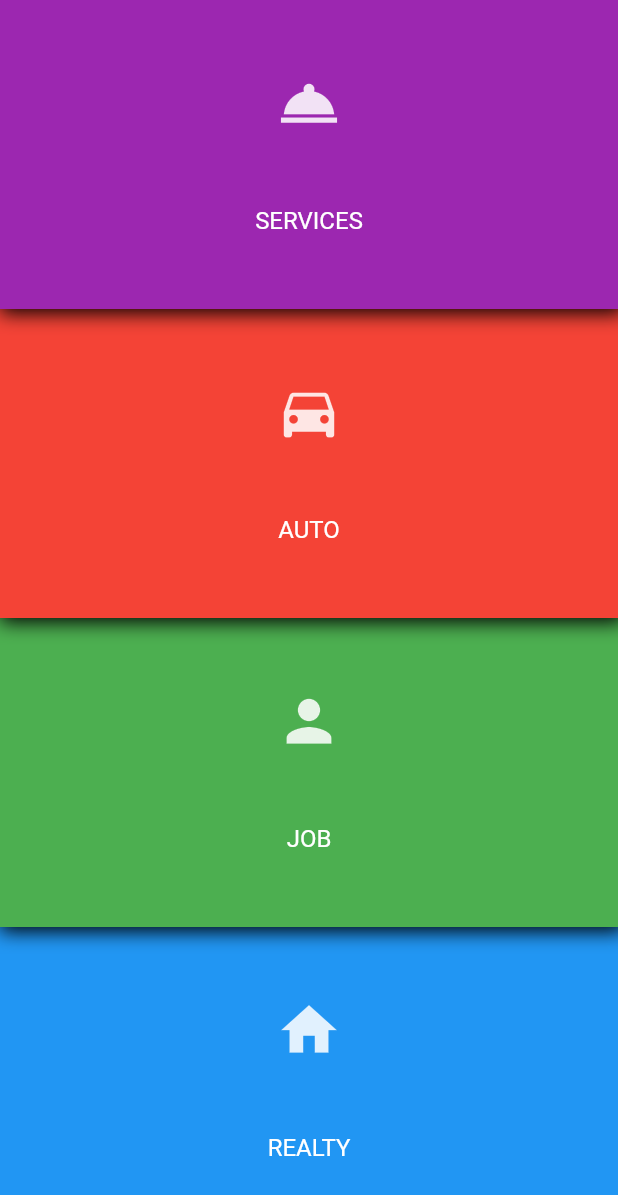
After one commit to goldvenus/Flutter-Sample, a Flutter app: the MainMenuNavigations screen opened directly, after a tap on "Header Navigation", on a phone screen of 412 x 824 dp. The commit adds this screen. Shown: the top 1195 px of the screen. Run offline on Flutter 3.47's test engine with Material 2 defaults, Android fonts, the phone set to English and light mode, and no system bars; missing offline and left inert: circle_wheel_scroll; network calls fail.

Commit message:
menu navigation added

```diff
--- a/lib/animations/main_animations.dart
+++ b/lib/animations/main_animations.dart
@@ -1,8 +1,9 @@
 import 'package:flutter/material.dart';
 import 'package:flutter_samples/animations/circular_list/circular_list_page.dart';
 import 'package:flutter_samples/animations/custom_appbar/my_custom_appbar_page.dart';
-import 'package:flutter_samples/animations/foldable_animation.dart';
+import 'package:flutter_samples/animations/foldable/foldable_animation.dart';
 import 'package:flutter_samples/animations/list_details/list_page.dart';
+import 'package:flutter_samples/animations/split_widget/main_split_widget.dart';
 import 'package:flutter_samples/main.dart';
 
 import 'custom_sliverheader/custom_sliver_header.dart';
@@ -10,7 +11,7 @@ import 'custom_sliverheader/custom_sliver_header.dart';
 class MainAnimations extends StatefulWidget {
   @override
   MainAnimationsState createState() {
-    return new MainAnimationsState();
+    return MainAnimationsState();
   }
 }
 
@@ -60,6 +61,12 @@ class MainAnimationsState extends State<MainAnimations> {
                 onButtonTap(CustomSliverHeader());
               },
             ),
+            MyMenuButton(
+              title: "Split Widget",
+              actionTap: () {
+                onButtonTap(MainSplitWidget());
+              },
+            ),
           ],
         ),
       ),
--- a/lib/main.dart
+++ b/lib/main.dart
@@ -6,11 +6,11 @@ import 'package:flutter_samples/collapsing_toolbar/main_collapsing_toolbar.dart'
 import 'package:flutter_samples/communication_widgets/main_communication_widgets.dart';
 import 'package:flutter_samples/fetch_data/main_fetch_data.dart';
 import 'package:flutter_samples/hero_animations/main_hero_animations.dart';
+import 'package:flutter_samples/menu_navigations/main_menu_navigations.dart';
 import 'package:flutter_samples/persistent_tabbar/main_persistent_tabbar.dart';
 import 'package:flutter_samples/scroll_controller/main_scroll_controller.dart';
 import 'package:flutter_samples/size_and_position/main_size_and_position.dart';
 import 'package:flutter_samples/split_image/main_split_image.dart';
-import 'package:flutter_samples/split_widget/main_split_widget.dart';
 
 void main() => runApp(MaterialApp(
       theme: ThemeData(
@@ -126,9 +126,9 @@ class MyAppState extends State<MyApp> {
               },
             ),
             MyMenuButton(
-              title: "Split Widget",
+              title: "Menu Navigations",
               actionTap: () {
-                onButtonTap(MainSplitWidget());
+                onButtonTap(MainMenuNavigations());
               },
             ),
           ],
--- /dev/null
+++ b/lib/menu_navigations/content_navigation.dart
@@ -0,0 +1,70 @@
+import 'package:flutter/material.dart';
+
+class ContentNavigation extends StatelessWidget {
+  final Color color;
+
+  const ContentNavigation({Key key, this.color}) : super(key: key);
+
+  @override
+  Widget build(BuildContext context) {
+    return GridView.count(
+      crossAxisCount: 2,
+      childAspectRatio: 1 / 1.5,
+      mainAxisSpacing: 10,
+      crossAxisSpacing: 15,
+      padding: const EdgeInsets.all(15),
+      children: [
+        ContentItem(
+          color: color,
+        ),
+        ContentItem(
+          color: color,
+        ),
+        ContentItem(
+          color: color,
+        ),
+        ContentItem(
+          color: color,
+        ),
+      ],
+    );
+  }
+}
+
+class ContentItem extends StatelessWidget {
+  final Color color;
+
+  const ContentItem({Key key, this.color}) : super(key: key);
+
+  @override
+  Widget build(BuildContext context) {
+    return Container(
+      color: color.withOpacity(0.5),
+      alignment: Alignment.bottomCenter,
+      child: Padding(
+        padding: const EdgeInsets.all(8.0),
+        child: Column(
+          mainAxisSize: MainAxisSize.min,
+          crossAxisAlignment: CrossAxisAlignment.stretch,
+          children: [
+            Container(
+              height: 7,
+              color: color.withOpacity(0.6),
+            ),
+            const SizedBox(
+              height: 5,
+            ),
+            Container(
+              height: 7,
+              margin: const EdgeInsets.only(right: 10),
+              color: color.withOpacity(0.6),
+            ),
+            const SizedBox(
+              height: 15,
+            ),
+          ],
+        ),
+      ),
+    );
+  }
+}
--- /dev/null
+++ b/lib/menu_navigations/header_navigation/header_navigation.dart
@@ -0,0 +1,161 @@
+import 'package:flutter/material.dart';
+
+class HeaderNavigationItem {
+  final Color colorBackground;
+  final Color colorForeground;
+  final Widget icon;
+  final String title;
+  final Widget child;
+
+  HeaderNavigationItem(
+      {this.colorBackground = Colors.blue,
+      this.colorForeground = Colors.white,
+      this.icon,
+      this.child,
+      @required this.title});
+}
+
+class HeaderNavigation extends StatefulWidget {
+  final List<HeaderNavigationItem> items;
+  final Duration duration;
+
+  const HeaderNavigation(
+      {Key key,
+      @required this.items,
+      this.duration = const Duration(milliseconds: 400)})
+      : super(key: key);
+
+  @override
+  _HeaderNavigationState createState() => _HeaderNavigationState();
+}
+
+class _HeaderNavigationState extends State<HeaderNavigation> {
+  int _currentIndex = 0;
+  final _keyLayout = GlobalKey();
+  double _heightLayout = 0;
+  bool _open = true;
+
+  void _onItemTapped(int index) {
+    if (!_open) {
+      setState(() {
+        _open = true;
+      });
+      return;
+    }
+    setState(() {
+      _currentIndex = index;
+      _open = false;
+    });
+  }
+
+  @override
+  void initState() {
+    WidgetsBinding.instance.addPostFrameCallback((_) {
+      setState(() {
+        _heightLayout =
+            (_keyLayout.currentContext.findRenderObject() as RenderBox)
+                .size
+                .height;
+      });
+    });
+    super.initState();
+  }
+
+  @override
+  Widget build(BuildContext context) {
+    final count = widget.items.length;
+    final verticalItems = List<Widget>();
+    if (_heightLayout > 0) {
+      final heightPerItem = _heightLayout / count;
+      for (int i = count - 1; i >= 0; i--) {
+        final item = widget.items[i];
+        double itemSize = heightPerItem;
+        if (!_open) {
+          if (_currentIndex == i) {
+            itemSize = kToolbarHeight;
+          } else {
+            itemSize = 0;
+          }
+        }
+        final text = Text(
+          item.title,
+          style: TextStyle(
+            fontSize: 16,
+            color: item.colorForeground,
+          ),
+        );
+        verticalItems.add(AnimatedPositioned(
+          duration: widget.duration,
+          top: !_open ? 0 : i * heightPerItem,
+          height: itemSize,
+          left: 0,
+          right: 0,
+          child: InkWell(
+            onTap: () {
+              _onItemTapped(i);
+            },
+            child: Container(
+              alignment: Alignment.center,
+              child: Column(
+                mainAxisSize: MainAxisSize.min,
+                mainAxisAlignment: MainAxisAlignment.center,
+                children: [
+                  if (_open)
+                    Expanded(
+                      flex: 2,
+                      child: ShaderMask(
+                        shaderCallback: (bounds) => LinearGradient(
+                          colors: [item.colorForeground, item.colorForeground],
+                          tileMode: TileMode.mirror,
+                        ).createShader(bounds),
+                        blendMode: BlendMode.srcIn,
+                        child: item.icon,
+                      ),
+                    ),
+                  Expanded(
+                    child: _open
+                        ? text
+                        : Center(
+                            child: text,
+                          ),
+                  ),
+                ],
+              ),
+              decoration: BoxDecoration(
+                color: item.colorBackground,
+                boxShadow: [
+                  BoxShadow(
+                    offset: Offset(2, 1),
+                    spreadRadius: 2,
+                    blurRadius: 10,
+                  )
+                ],
+              ),
+            ),
+          ),
+        ));
+      }
+    }
+
+    return Scaffold(
+      body: Stack(
+        key: _keyLayout,
+        children: [
+          Positioned(
+            top: kToolbarHeight,
+            bottom: 0,
+            left: 0,
+            right: 0,
+            child: IndexedStack(
+              index: _currentIndex,
+              children: widget.items.map((item) => item.child).toList(),
+            ),
+          ),
+          Stack(
+            children: verticalItems,
+          ),
+        ],
+      ),
+    );
+  }
+}
--- /dev/null
+++ b/lib/menu_navigations/header_navigation/main_header_navigation.dart
@@ -0,0 +1,65 @@
+import 'package:flutter/material.dart';
+import 'package:flutter_samples/menu_navigations/content_navigation.dart';
+import 'package:flutter_samples/menu_navigations/header_navigation/header_navigation.dart';
+
+class MainHeaderNavigation extends StatelessWidget {
+  @override
+  Widget build(BuildContext context) {
+    return SafeArea(
+      child: Scaffold(
+        body: HeaderNavigation(
+          items: [
+            HeaderNavigationItem(
+              colorBackground: Colors.purple,
+              title: "SERVICES",
+              colorForeground: Colors.white,
+              icon: Icon(
+                Icons.room_service,
+                size: 45,
+              ),
+              child: ContentNavigation(
+                color: Colors.purple,
+              ),
+            ),
+            HeaderNavigationItem(
+              colorBackground: Colors.red,
+              title: "AUTO",
+              colorForeground: Colors.white,
+              icon: Icon(
+                Icons.directions_car,
+                size: 45,
+              ),
+              child: ContentNavigation(
+                color: Colors.red,
+              ),
+            ),
+            HeaderNavigationItem(
+              colorBackground: Colors.green,
+              title: "JOB",
+              colorForeground: Colors.white,
+              icon: Icon(
+                Icons.person,
+                size: 45,
+              ),
+              child: ContentNavigation(
+                color: Colors.green,
+              ),
+            ),
+            HeaderNavigationItem(
+              colorBackground: Colors.blue,
+              title: "REALTY",
+              colorForeground: Colors.white,
+              icon: Icon(
+                Icons.home,
+                size: 45,
+              ),
+              child: ContentNavigation(
+                color: Colors.blue,
+              ),
+            ),
+          ],
+        ),
+      ),
+    );
+  }
+}
--- /dev/null
+++ b/lib/menu_navigations/main_menu_navigations.dart
@@ -0,0 +1,32 @@
+import 'package:flutter/material.dart';
+import 'package:flutter_samples/main.dart';
+import 'package:flutter_samples/menu_navigations/header_navigation/main_header_navigation.dart';
+
+class MainMenuNavigations extends StatelessWidget {
+  onButtonTap(Widget page, BuildContext context) {
+    Navigator.push(
+        context, MaterialPageRoute(builder: (BuildContext context) => page));
+  }
+
+  @override
+  Widget build(BuildContext context) {
+    return Scaffold(
+      appBar: AppBar(
+        title: Text("Flutter Menu Navigations"),
+      ),
+      body: Padding(
+        padding: EdgeInsets.all(15.0),
+        child: ListView(
+          children: <Widget>[
+            MyMenuButton(
+              title: "Header Navigation",
+              actionTap: () {
+                onButtonTap(MainHeaderNavigation(), context);
+              },
+            ),
+          ],
+        ),
+      ),
+    );
+  }
+}
--- a/pubspec.yaml
+++ b/pubspec.yaml
@@ -1,5 +1,6 @@
 name: flutter_samples
 description: A new Flutter project.
+version: 1.0.0
 environment:
   sdk: ">=2.6.0 <3.0.0"
 dependencies:
```
Also changed, not shown: lib/animations/foldable/foldable_animation.dart (renamed from lib/animations/foldable_animation.dart), lib/animations/split_widget/main_split_widget.dart (renamed from lib/split_widget/main_split_widget.dart), lib/animations/split_widget/split_half_widget.dart (renamed from lib/split_widget/split_half_widget.dart), 1 other file.
